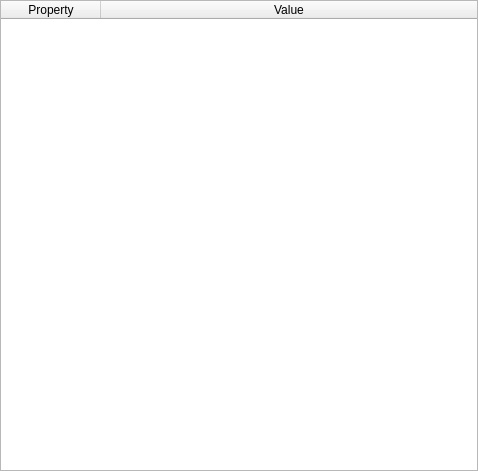
This is src/HappyTools/HappySandBox/code/forms/PropertyList.ui in EvilInteractive/happy-engine as Qt 5 draws it before an edit. The edited form follows.
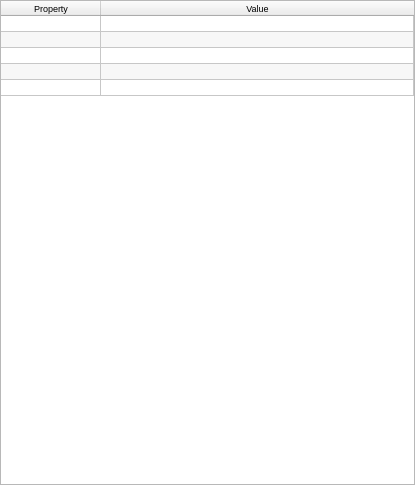
This is the edited form.

Commit message: enhanced the components UI

The edit to the form file:
```diff
--- a/src/HappyTools/HappySandBox/code/forms/PropertyList.ui
+++ b/src/HappyTools/HappySandBox/code/forms/PropertyList.ui
@@ -6,10 +6,16 @@
    <rect>
     <x>0</x>
     <y>0</y>
-    <width>478</width>
-    <height>471</height>
+    <width>415</width>
+    <height>485</height>
    </rect>
   </property>
+  <property name="sizePolicy">
+   <sizepolicy hsizetype="Preferred" vsizetype="Minimum">
+    <horstretch>0</horstretch>
+    <verstretch>0</verstretch>
+   </sizepolicy>
+  </property>
   <property name="windowTitle">
    <string>Form</string>
   </property>
@@ -22,6 +28,29 @@
    </property>
    <item row="0" column="0">
     <widget class="QTableWidget" name="m_Table">
+     <property name="sizePolicy">
+      <sizepolicy hsizetype="Expanding" vsizetype="Minimum">
+       <horstretch>0</horstretch>
+       <verstretch>0</verstretch>
+      </sizepolicy>
+     </property>
+     <property name="font">
+      <font>
+       <pointsize>7</pointsize>
+      </font>
+     </property>
+     <property name="lineWidth">
+      <number>1</number>
+     </property>
+     <property name="verticalScrollBarPolicy">
+      <enum>Qt::ScrollBarAlwaysOff</enum>
+     </property>
+     <property name="horizontalScrollBarPolicy">
+      <enum>Qt::ScrollBarAlwaysOff</enum>
+     </property>
+     <property name="autoScroll">
+      <bool>false</bool>
+     </property>
      <property name="alternatingRowColors">
       <bool>true</bool>
      </property>
@@ -31,18 +60,41 @@
      <property name="wordWrap">
       <bool>false</bool>
      </property>
+     <property name="rowCount">
+      <number>5</number>
+     </property>
      <attribute name="horizontalHeaderVisible">
       <bool>true</bool>
      </attribute>
      <attribute name="horizontalHeaderCascadingSectionResizes">
       <bool>false</bool>
      </attribute>
+     <attribute name="horizontalHeaderDefaultSectionSize">
+      <number>100</number>
+     </attribute>
+     <attribute name="horizontalHeaderHighlightSections">
+      <bool>true</bool>
+     </attribute>
+     <attribute name="horizontalHeaderMinimumSectionSize">
+      <number>16</number>
+     </attribute>
      <attribute name="horizontalHeaderStretchLastSection">
       <bool>true</bool>
      </attribute>
      <attribute name="verticalHeaderVisible">
       <bool>false</bool>
      </attribute>
+     <attribute name="verticalHeaderDefaultSectionSize">
+      <number>16</number>
+     </attribute>
+     <attribute name="verticalHeaderMinimumSectionSize">
+      <number>16</number>
+     </attribute>
+     <row/>
+     <row/>
+     <row/>
+     <row/>
+     <row/>
      <column>
       <property name="text">
        <string>Property</string>
```
The commit also changes 7 other files.
